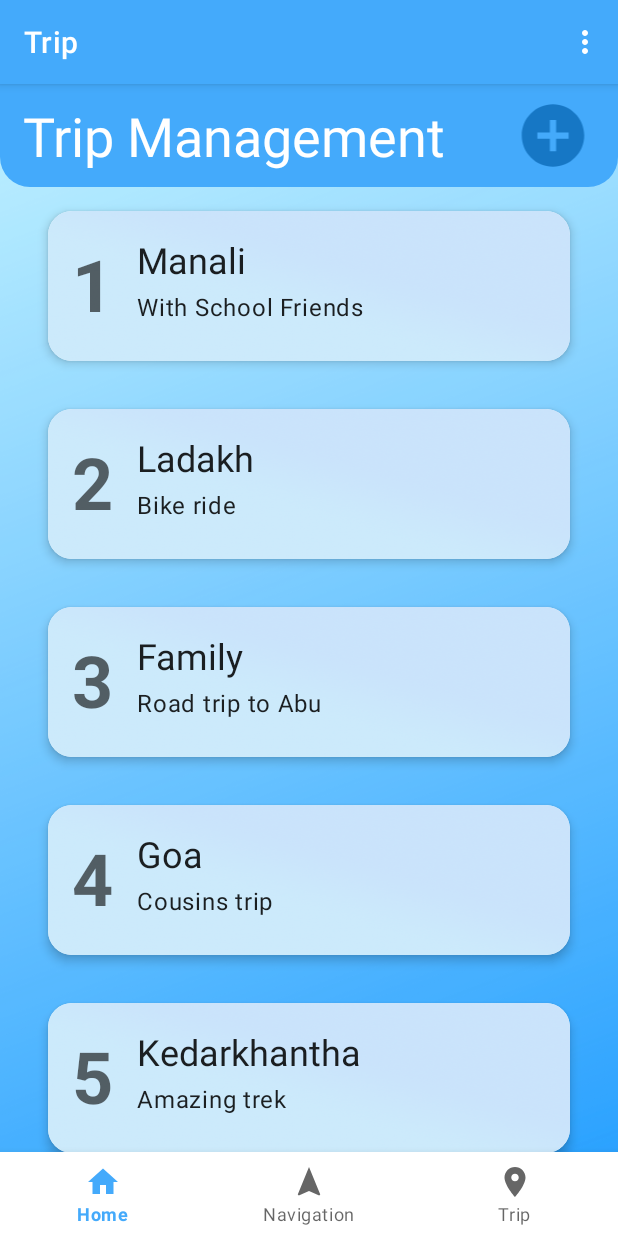
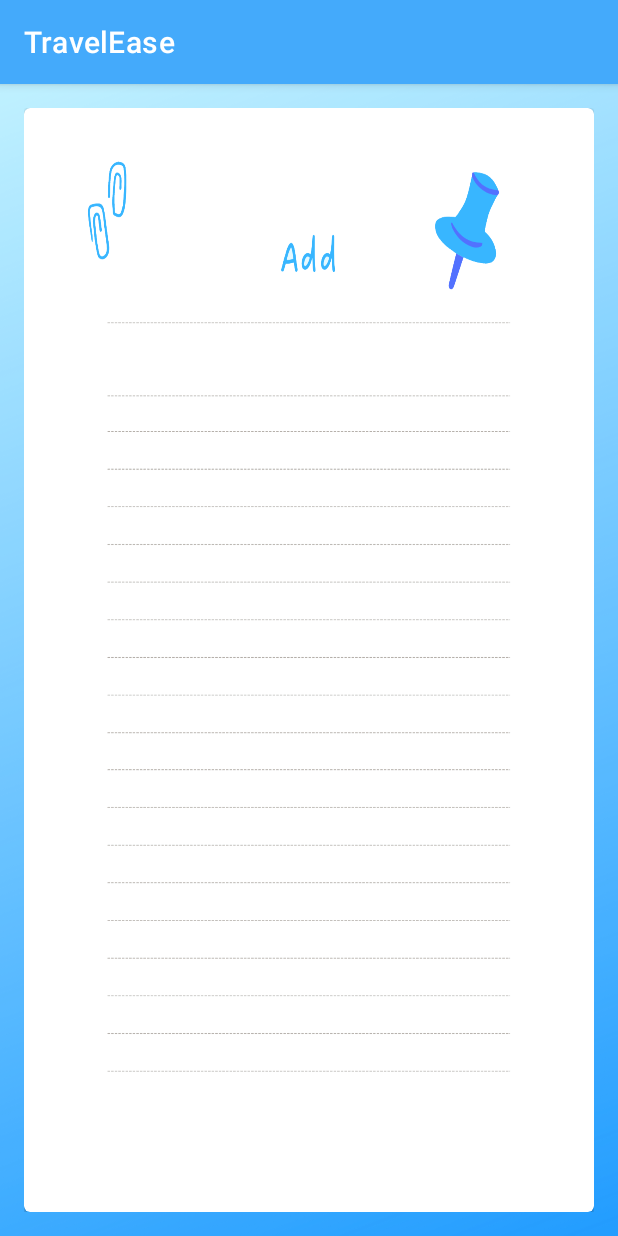
Before and after one commit to NitantBhagat/TravelEase_Android, an Android app: the TripFragment screen opened through its navigation route, after a tap on an icon or button, on a phone screen of 412 x 824 dp. Run offline under Robolectric (Android 15) with nearby library versions, the phone set to English and light mode, and no system bars; our stand-ins replace navigation-ui.

Commit message:
7th Commit 4/3/23

```diff
--- a/app/src/main/AndroidManifest.xml
+++ b/app/src/main/AndroidManifest.xml
@@ -11,6 +11,9 @@
         android:supportsRtl="true"
         android:theme="@style/Theme.TravelEase"
         tools:targetApi="31">
+        <activity
+            android:name=".AddActivity"
+            android:exported="false" />
         <activity
             android:name=".HomeActivity"
             android:exported="false"
--- /dev/null
+++ b/app/src/main/java/com/travelease/nitant/AddActivity.java
@@ -0,0 +1,14 @@
+package com.travelease.nitant;
+
+import androidx.appcompat.app.AppCompatActivity;
+
+import android.os.Bundle;
+
+public class AddActivity extends AppCompatActivity {
+
+    @Override
+    protected void onCreate(Bundle savedInstanceState) {
+        super.onCreate(savedInstanceState);
+        setContentView(R.layout.activity_add);
+    }
+}
--- a/app/src/main/java/com/travelease/nitant/ui/Trip/TripFragment.java
+++ b/app/src/main/java/com/travelease/nitant/ui/Trip/TripFragment.java
@@ -1,5 +1,6 @@
 package com.travelease.nitant.ui.Trip;
 
+import android.content.Intent;
 import android.os.Bundle;
 import android.view.LayoutInflater;
 import android.view.View;
@@ -13,6 +14,7 @@ import androidx.fragment.app.Fragment;
 import androidx.recyclerview.widget.LinearLayoutManager;
 import androidx.recyclerview.widget.RecyclerView;
 
+import com.travelease.nitant.AddActivity;
 import com.travelease.nitant.R;
 import com.travelease.nitant.databinding.FragmentTripBinding;
 
@@ -66,6 +68,7 @@ public class TripFragment extends Fragment implements View.OnClickListener {
 
     @Override
     public void onClick(View view) {
-        Toast.makeText(getContext(), "Add button is Clicked", Toast.LENGTH_SHORT).show();
+        Intent intent = new Intent(getContext(), AddActivity.class);
+        startActivity(intent);
     }
 }
--- /dev/null
+++ b/app/src/main/res/layout/activity_add.xml
@@ -0,0 +1,35 @@
+<?xml version="1.0" encoding="utf-8"?>
+<LinearLayout xmlns:android="http://schemas.android.com/apk/res/android"
+    xmlns:app="http://schemas.android.com/apk/res-auto"
+    xmlns:tools="http://schemas.android.com/tools"
+    android:layout_width="match_parent"
+    android:layout_height="match_parent"
+    tools:context=".AddActivity"
+    android:orientation="vertical"
+    android:background="@drawable/bg"
+    android:padding="16dp">
+
+
+    <com.google.android.material.card.MaterialCardView
+        android:layout_width="match_parent"
+        android:layout_height="wrap_content"
+        android:id="@+id/cv_add_addcard">
+
+        <LinearLayout
+            android:layout_width="match_parent"
+            android:layout_height="wrap_content"
+            android:background="@drawable/notestransparent">
+
+            <TextView
+                android:layout_width="match_parent"
+                android:layout_height="wrap_content"/>
+        </LinearLayout>
+
+
+
+
+    </com.google.android.material.card.MaterialCardView>
+
+
+
+</LinearLayout>
```
Also changed, not shown: app/src/main/res/drawable/notestransparent.png (added), app/src/main/res/font/anaktoria.otf (added).
